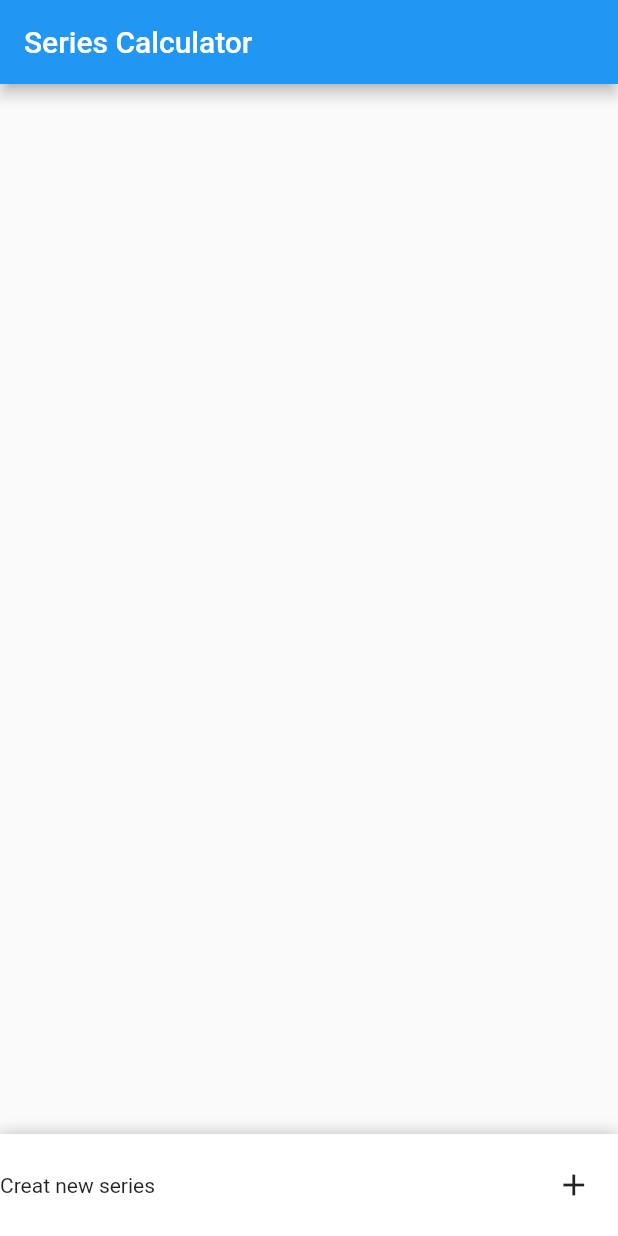
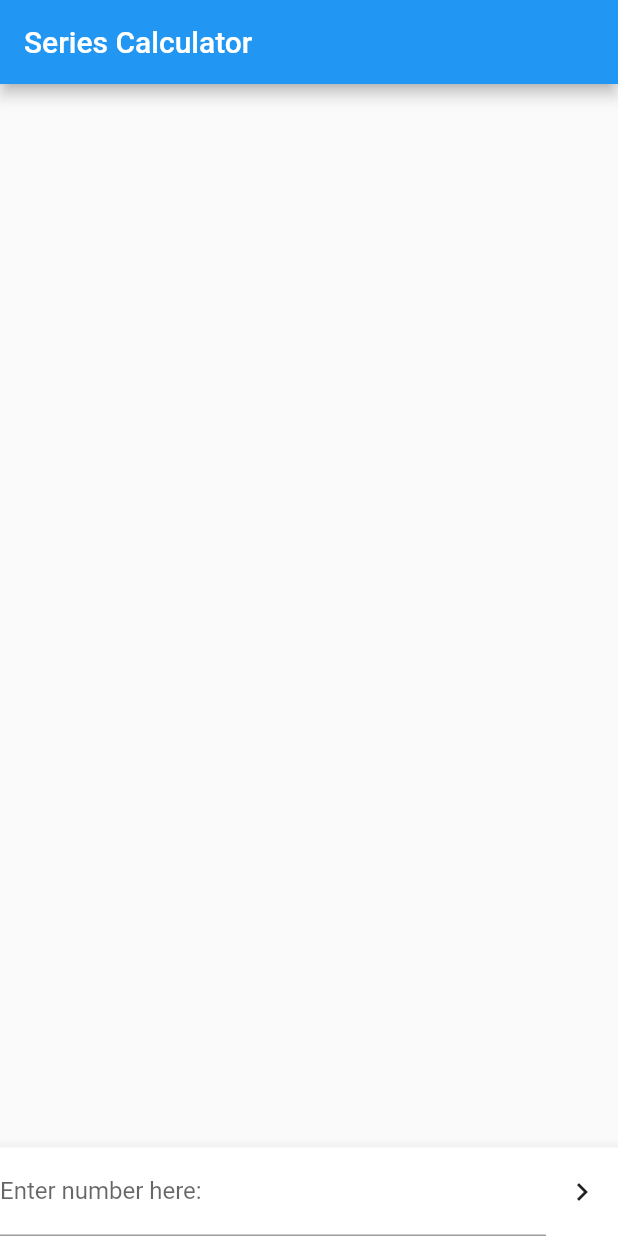
Before and after one commit to alexbadia1/My_Bros_Projects, a Flutter app: the screen it shows after launch, on a phone screen of 412 x 824 dp. Run offline on Flutter 3.47's test engine with Material 2 defaults, Android fonts, the phone set to English and light mode, and no system bars; drawn by our look-alikes of sliding_up_panel; our stand-ins replace string_validator.

Commit message:
- Implemented a Bottom Form - Removed the sliding_up_panel dependency - Added string_validator dependency - Fixed keyboard covering input form by utilizing a media query and padding

```diff
--- a/chem_series/lib/lyman.dart
+++ b/chem_series/lib/lymanSeries.dart
@@ -1,6 +1,6 @@
 ///File: lymanSeries.dart
-///Purpose: To create a Balmer series (whatever that means).
-///Input: number to determine series Balmer output
+///Purpose: To create a Lyman series (whatever that means).
+///Input: number to determine series Lyman output
 ///Original Author: My brother Matthew Badia originally wrote using python
 ///in the unix command line. He's a chemist, not a programmer (That's where I come in).
 ///DISCLAIMER: ALL CREDIT goes to my brother who provided me with such calculations.
--- a/chem_series/lib/screens/index.dart
+++ b/chem_series/lib/screens/index.dart
@@ -1,5 +1,5 @@
 import 'package:flutter/material.dart';
-import 'package:sliding_up_panel/sliding_up_panel.dart';
+import 'package:string_validator/string_validator.dart';
 
 class Home extends StatefulWidget {
   @override
@@ -7,8 +7,8 @@ class Home extends StatefulWidget {
 }
 
 class _HomeState extends State<Home> {
+  final _formKey = new GlobalKey<FormState>();
 
-  PanelController _controller = new PanelController();
   @override
   void initState() {
     super.initState();
@@ -16,52 +16,56 @@ class _HomeState extends State<Home> {
 
   @override
   Widget build(BuildContext context) {
-    return Scaffold(
+    final _bottom = MediaQuery.of(context).viewInsets.bottom;
+
+    return Padding(
+      padding: EdgeInsets.only(bottom: _bottom),
+      child: Scaffold(
           appBar: AppBar(
             title: Text('Series Calculator'),
           ),
-      body: Stack(
-        children: <Widget>[
-          Container(
+          body: Container(
             height: 500.0,
-            child: ListView.builder (
+            child: ListView.builder(
                 itemCount: 3,
                 itemBuilder: (BuildContext context, int index) {
                   return SizedBox();
-                }
+                }),
           ),
-          ),
-          SlidingUpPanel(
-            controller: _controller,
-            isDraggable: false,
-            backdropEnabled: true,
-            backdropColor: Colors.black,
-            backdropOpacity: 0.8,
-            minHeight: MediaQuery.of(context).size.height * .0825,
-            maxHeight: MediaQuery.of(context).size.height * .0826,
-            collapsed: Container(
-              height: MediaQuery.of(context).size.height * .0875,
-              width: MediaQuery.of(context).size.width,
+          bottomNavigationBar: BottomAppBar(
+            child: Form(
+                key: _formKey,
                 child: Row(
                   children: <Widget>[
                     Expanded(
-                    flex: 6,
-                    child: Text('Creat new series'),
-                  ),
-                  Expanded(
-                    flex: 1,
-                    child: FlatButton(
-                      child: Icon(Icons.add),
-                      onPressed: () => _controller.open(),
-                    ),
-                  )
-                ],
+                      child: TextFormField(
+                        validator: (String value) {
+                          return (!isNull(value) && isNumeric(value)
+                              ? null
+                              : 'Please enter a whole number greater than 0.');
+                        },
+                        decoration: InputDecoration(
+                          labelText: 'Enter number here:',
                         ),
                       ),
-            panel: Container(),
+                    ),
+                    Container(
+                      child: IconButton(
+                        icon: Icon(Icons.chevron_right),
+                        onPressed: () {
+                          if (_formKey.currentState.validate() == null) {
+                            //Create the series
+
+
+                          } else {
+                            //Give a useful error message
+                          }
+                        },
+                      ),
                     ),
                   ],
-      )
+                )),
+          )),
     );
   }
 }
--- a/chem_series/pubspec.yaml
+++ b/chem_series/pubspec.yaml
@@ -23,7 +23,7 @@ dependencies:
   # The following adds the Cupertino Icons font to your application.
   # Use with the CupertinoIcons class for iOS style icons.
   cupertino_icons: ^0.1.2
-  sliding_up_panel: ^1.0.2
+  string_validator: ^0.1.4
 
 dev_dependencies:
   flutter_test:
```
Also changed, not shown: chem_series/lib/components/customBottomBar.dart (deleted, +0 -30 lines), chem_series/pubspec.lock. Lines whose indentation alone changed are shown as unchanged.
